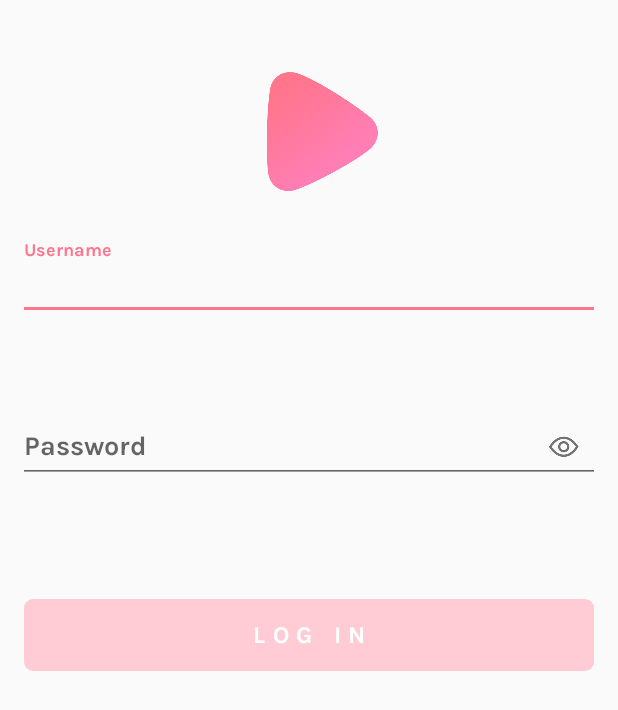
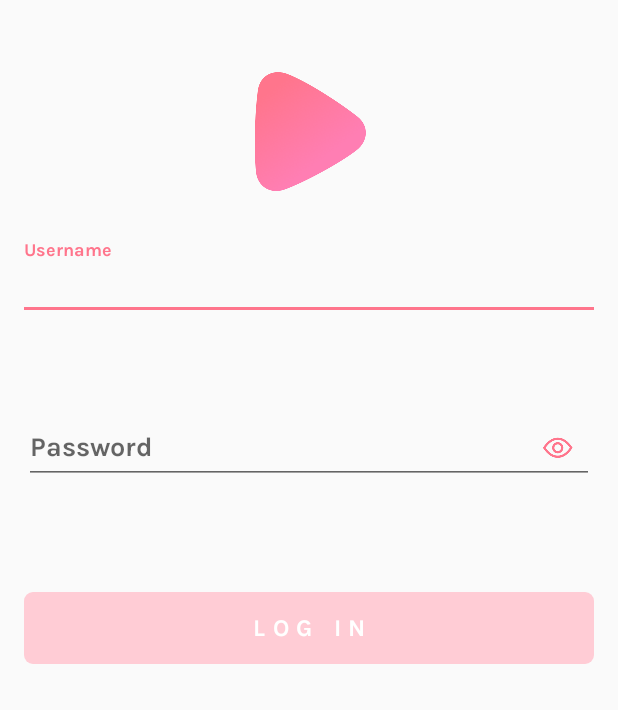
Before and after one commit to brunos252/isa-android-app-brunos252, an Android app: the screen it shows after launch (LoginActivity), on a phone screen of 412 x 824 dp. Shown: the top 710 px of the screen. Run offline under Robolectric (Android 15) with nearby library versions, the phone set to English and light mode, and no system bars.

Commit message:
fixes after PR

```diff
--- a/app/build.gradle
+++ b/app/build.gradle
@@ -8,7 +8,7 @@
     compileSdkVersion 28
     defaultConfig {
         applicationId "com.infinum.shows_bruno_sacaric"
-        minSdkVersion 28
+        minSdkVersion 21
         targetSdkVersion 28
         versionCode 1
         versionName "1.0"
@@ -26,9 +26,9 @@
     implementation fileTree(dir: 'libs', include: ['*.jar'])
     implementation "org.jetbrains.kotlin:kotlin-stdlib-jdk7:$kotlin_version"
     implementation 'androidx.core:core-ktx:1.0.2'
+    implementation 'androidx.appcompat:appcompat:1.0.2'
     implementation 'androidx.constraintlayout:constraintlayout:1.1.3'
     implementation 'com.google.android.material:material:1.1.0-alpha07'
-    implementation 'com.android.support:support-v4:28.0.0'
     testImplementation 'junit:junit:4.12'
     androidTestImplementation 'androidx.test:runner:1.2.0'
     androidTestImplementation 'androidx.test.espresso:espresso-core:3.2.0'
--- a/app/src/main/java/com/infinum/shows_bruno_sacaric/LoginActivity.kt
+++ b/app/src/main/java/com/infinum/shows_bruno_sacaric/LoginActivity.kt
@@ -1,21 +1,12 @@
 package com.infinum.shows_bruno_sacaric
 
 import android.content.Intent
-import android.graphics.Color
-import android.graphics.drawable.GradientDrawable
-import androidx.appcompat.app.AppCompatActivity
 import android.os.Bundle
 import android.text.Editable
 import android.text.TextWatcher
-import android.util.Log
 import android.util.Patterns
-import android.widget.Button
-import android.widget.TextView
-import android.widget.Toast
-import androidx.core.content.ContextCompat
-import com.google.android.material.textfield.TextInputEditText
-import com.google.android.material.textfield.TextInputLayout
-import java.security.AccessController.getContext
+import androidx.appcompat.app.AppCompatActivity
+import kotlinx.android.synthetic.main.activity_login.*
 
 class LoginActivity : AppCompatActivity() {
 
@@ -23,26 +14,13 @@
         super.onCreate(savedInstanceState)
         setContentView(R.layout.activity_login)
 
-        val logInButton = findViewById<Button>(R.id.LoginButton)
-        val usernameLayout = findViewById<TextInputLayout>(R.id.usernameLayout)
-        val usernameText = findViewById<TextInputEditText>(R.id.usernameText)
-        val passwordLayout = findViewById<TextInputLayout>(R.id.passwordLayout)
-        val passwordText = findViewById<TextInputEditText>(R.id.passwordText)
-
-        logInButton.setOnClickListener {
-            val intent = Intent(this, WelcomeActivity::class.java)
-            intent.putExtra("USERNAME", usernameText.text.toString())
-            startActivity(intent)
-        }
-
-        passwordLayout.setEndIconOnClickListener {
-            //ne znam kako da ukljucim prikaz sifre
-            Log.d("EndIcon", "clicked")
+        LoginButton.setOnClickListener {
+            startActivity(WelcomeActivity.newInstance(this, usernameText.text.toString()))
         }
 
         var usrnmOK = false
         var passOK = false
-        logInButton.isEnabled = false
+        usernameLayout.isErrorEnabled = true
 
         usernameText.addTextChangedListener(object: TextWatcher {
             override fun afterTextChanged(s: Editable?) {
@@ -54,13 +32,7 @@
             override fun onTextChanged(s: CharSequence?, start: Int, before: Int, count: Int) {
                 usrnmOK = s.toString().isNotEmpty() && Patterns.EMAIL_ADDRESS.matcher(s.toString()).matches()
 
-                if(usrnmOK && passOK){
-                    logInButton.isEnabled = true
-                    logInButton.background = getDrawable(R.drawable.button_rounded)
-                } else {
-                    logInButton.isEnabled = false
-                    logInButton.background = getDrawable(R.drawable.button_rounded_inactive)
-                }
+                LoginButton.isEnabled = usrnmOK && passOK
 
                 if(!usrnmOK && !s.isNullOrEmpty() ){
                     usernameLayout.error = "Invalid email"
@@ -71,7 +43,6 @@
             }
         })
 
-        var counter = 0
         passwordText.addTextChangedListener(object : TextWatcher {
             override fun afterTextChanged(s: Editable?) {
             }
@@ -80,22 +51,11 @@
             }
 
             override fun onTextChanged(s: CharSequence?, start: Int, before: Int, count: Int) {
-                if(before != 1){
-                    counter++
-                } else{
-                    counter--
-                }
-s
-                passOK = counter >= 8
-                if(usrnmOK && passOK){
-                    logInButton.isEnabled = true
-                    logInButton.background = getDrawable(R.drawable.button_rounded)
-                } else{
-                    logInButton.isEnabled = false
-                    logInButton.background = getDrawable(R.drawable.button_rounded_inactive)
-                }
+                passOK = passwordText.text.toString().length >= 8
+                LoginButton.isEnabled = usrnmOK && passOK
             }
 
         })
     }
+
 }
--- /dev/null
+++ b/app/src/main/res/drawable/button_rounded_selector.xml
@@ -0,0 +1,5 @@
+<?xml version="1.0" encoding="utf-8"?>
+<selector xmlns:android="http://schemas.android.com/apk/res/android">
+    <item android:drawable="@drawable/button_rounded_inactive" android:state_enabled="false"/>
+    <item android:drawable="@drawable/button_rounded"/>
+</selector>
--- a/app/src/main/res/layout/activity_login.xml
+++ b/app/src/main/res/layout/activity_login.xml
@@ -2,27 +2,24 @@
 <androidx.constraintlayout.widget.ConstraintLayout
         xmlns:android="http://schemas.android.com/apk/res/android"
         xmlns:app="http://schemas.android.com/apk/res-auto"
-        xmlns:tools="http://schemas.android.com/tools" android:layout_width="match_parent"
+        android:layout_width="match_parent"
         android:layout_height="match_parent">
     <ImageView
-            android:layout_width="match_parent"
+            android:layout_width="wrap_content"
             android:layout_height="wrap_content"
             app:srcCompat="@drawable/ic_logo_mark"
             android:id="@+id/logoImage"
-            app:layout_constraintStart_toStartOf="parent"
-            android:layout_marginStart="148dp"
-            android:layout_marginEnd="132dp"
-            android:layout_marginTop="48dp" app:layout_constraintTop_toTopOf="parent"
-
-            app:layout_constraintEnd_toEndOf="parent"/>
+            app:layout_constraintTop_toTopOf="parent"
+            android:layout_marginTop="48dp"
+            app:layout_constraintEnd_toEndOf="parent"
+            app:layout_constraintStart_toStartOf="parent"/>
 
     <com.google.android.material.textfield.TextInputLayout
             android:layout_width="match_parent"
-            android:layout_height="104dp"
+            android:layout_height="wrap_content"
             android:hint="Username"
             android:id="@+id/usernameLayout"
             android:layout_marginTop="31dp"
-            android:layout_marginBottom="40dp"
             android:fontFamily="@font/karla_bold"
             app:layout_constraintTop_toBottomOf="@+id/logoImage" app:layout_constraintStart_toStartOf="parent"
             android:layout_marginStart="12dp" app:layout_constraintEnd_toEndOf="parent" android:layout_marginEnd="12dp">
@@ -40,14 +37,18 @@
 
     <com.google.android.material.textfield.TextInputLayout
             android:layout_width="match_parent"
-            android:layout_height="64dp"
+            android:layout_height="wrap_content"
             android:hint="Password"
             android:id="@+id/passwordLayout"
             android:fontFamily="@font/karla_bold"
-            app:endIconMode="custom"
+            app:endIconMode="password_toggle"
+            app:endIconTint="@color/colorAccent"
             app:endIconDrawable="@drawable/ic_show_password"
-            app:layout_constraintTop_toBottomOf="@+id/usernameLayout" android:layout_marginStart="12dp"
-            app:layout_constraintStart_toStartOf="parent" android:layout_marginEnd="12dp"
+            app:layout_constraintTop_toBottomOf="@+id/usernameLayout"
+            android:layout_marginTop="30dp"
+            android:layout_marginStart="16dp"
+            app:layout_constraintStart_toStartOf="parent"
+            android:layout_marginEnd="16dp"
             app:layout_constraintEnd_toEndOf="parent">
 
         <com.google.android.material.textfield.TextInputEditText
@@ -66,7 +67,8 @@
             android:layout_width="match_parent"
             android:layout_height="48dp"
             android:id="@+id/LoginButton"
-            android:background="@drawable/button_rounded_inactive"
+            android:background="@drawable/button_rounded_selector"
+            android:enabled="false"
             android:textColor="#ffffff"
             android:textSize="16sp"
             android:lineHeight="20sp"
@@ -74,9 +76,11 @@
             android:lineSpacingExtra="4sp"
             android:gravity="center"
             app:layout_constraintStart_toStartOf="parent"
+            app:layout_constraintEnd_toEndOf="parent"
             android:layout_marginStart="16dp"
-            app:layout_constraintEnd_toEndOf="parent" android:layout_marginEnd="16dp" android:layout_marginTop="72dp"
-            app:layout_constraintTop_toBottomOf="@+id/passwordLayout" app:layout_constraintHorizontal_bias="0.498"
+            android:layout_marginEnd="16dp"
+            android:layout_marginTop="72dp"
+            app:layout_constraintTop_toBottomOf="@+id/passwordLayout"
             android:fontFamily="@font/karla_bold"
             android:stateListAnimator="@null"/>
 
```
Also changed, not shown: app/src/main/java/com/infinum/shows_bruno_sacaric/WelcomeActivity.kt (+12 -0 lines).
